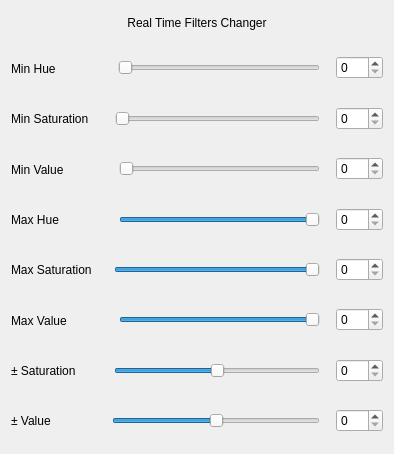
The window that AppleCategorizationPython/ui/filters.ui (8JP8/Projeto1_ESAN-UA_2023-2024) describes before a commit, drawn with Qt 5.
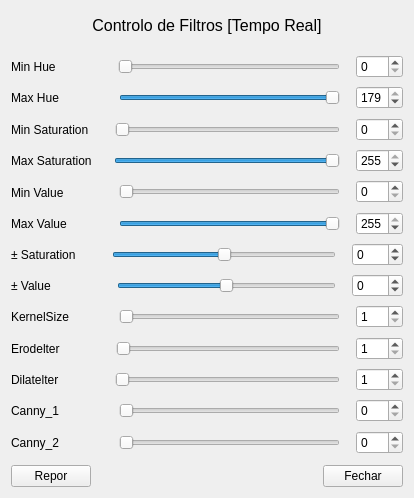
The same window after the commit. Icons and pictures are not drawn.

Commit message: V1.2 Working except the filters that is not implemented yet. The save file functions does not work yet.

Diff of the .ui file:
```diff
--- a/AppleCategorizationPython/ui/filters.ui
+++ b/AppleCategorizationPython/ui/filters.ui
@@ -6,13 +6,13 @@
    <rect>
     <x>0</x>
     <y>0</y>
-    <width>394</width>
-    <height>454</height>
+    <width>414</width>
+    <height>498</height>
    </rect>
   </property>
   <property name="minimumSize">
    <size>
-    <width>260</width>
+    <width>280</width>
     <height>0</height>
    </size>
   </property>
@@ -23,7 +23,7 @@
    <iconset>
     <normaloff>icons/colour.ico</normaloff>icons/colour.ico</iconset>
   </property>
-  <layout class="QVBoxLayout" name="verticalLayout_3">
+  <layout class="QVBoxLayout" name="verticalLayout">
    <item>
     <spacer name="verticalSpacer">
      <property name="orientation">
@@ -41,10 +41,6 @@
     </spacer>
    </item>
    <item>
-    <layout class="QVBoxLayout" name="verticalLayout">
-     <item>
-      <layout class="QHBoxLayout" name="horizontalLayout_9">
-       <item>
         <widget class="QLabel" name="title_lb">
          <property name="sizePolicy">
           <sizepolicy hsizetype="Preferred" vsizetype="Fixed">
@@ -52,6 +48,15 @@
            <verstretch>100</verstretch>
           </sizepolicy>
          </property>
+     <property name="font">
+      <font>
+       <family>MS Shell Dlg 2</family>
+       <pointsize>12</pointsize>
+       <weight>50</weight>
+       <italic>false</italic>
+       <bold>false</bold>
+      </font>
+     </property>
          <property name="layoutDirection">
           <enum>Qt::LeftToRight</enum>
          </property>
@@ -59,7 +64,7 @@
           <string notr="true">font: 12pt &quot;MS Shell Dlg 2&quot;;</string>
          </property>
          <property name="text">
-          <string>Real Time Filters Changer</string>
+      <string>Controlo de Filtros [Tempo Real]</string>
          </property>
          <property name="textFormat">
           <enum>Qt::AutoText</enum>
@@ -69,8 +74,6 @@
          </property>
         </widget>
        </item>
-      </layout>
-     </item>
      <item>
       <spacer name="verticalSpacer_2">
        <property name="orientation">
@@ -82,7 +85,7 @@
        <property name="sizeHint" stdset="0">
         <size>
          <width>20</width>
-         <height>10</height>
+       <height>13</height>
         </size>
        </property>
       </spacer>
@@ -158,6 +161,12 @@
            <verstretch>0</verstretch>
           </sizepolicy>
          </property>
+       <property name="minimumSize">
+        <size>
+         <width>47</width>
+         <height>0</height>
+        </size>
+       </property>
          <property name="inputMethodHints">
           <set>Qt::ImhDigitsOnly</set>
          </property>
@@ -174,6 +183,96 @@
        </item>
       </layout>
      </item>
+   <item>
+    <layout class="QHBoxLayout" name="horizontalLayout_4">
+     <item>
+      <widget class="QLabel" name="maxhue_lb">
+       <property name="sizePolicy">
+        <sizepolicy hsizetype="Preferred" vsizetype="Expanding">
+         <horstretch>0</horstretch>
+         <verstretch>0</verstretch>
+        </sizepolicy>
+       </property>
+       <property name="text">
+        <string>Max Hue             </string>
+       </property>
+      </widget>
+     </item>
+     <item>
+      <spacer name="horizontalSpacer_4">
+       <property name="orientation">
+        <enum>Qt::Horizontal</enum>
+       </property>
+       <property name="sizeType">
+        <enum>QSizePolicy::Preferred</enum>
+       </property>
+       <property name="sizeHint" stdset="0">
+        <size>
+         <width>10</width>
+         <height>20</height>
+        </size>
+       </property>
+      </spacer>
+     </item>
+     <item>
+      <widget class="QSlider" name="maxhue_slider">
+       <property name="maximum">
+        <number>179</number>
+       </property>
+       <property name="value">
+        <number>179</number>
+       </property>
+       <property name="orientation">
+        <enum>Qt::Horizontal</enum>
+       </property>
+      </widget>
+     </item>
+     <item>
+      <spacer name="horizontalSpacer_9">
+       <property name="orientation">
+        <enum>Qt::Horizontal</enum>
+       </property>
+       <property name="sizeType">
+        <enum>QSizePolicy::Preferred</enum>
+       </property>
+       <property name="sizeHint" stdset="0">
+        <size>
+         <width>10</width>
+         <height>20</height>
+        </size>
+       </property>
+      </spacer>
+     </item>
+     <item>
+      <widget class="QSpinBox" name="maxhue_spinbox">
+       <property name="sizePolicy">
+        <sizepolicy hsizetype="Preferred" vsizetype="Fixed">
+         <horstretch>0</horstretch>
+         <verstretch>0</verstretch>
+        </sizepolicy>
+       </property>
+       <property name="minimumSize">
+        <size>
+         <width>47</width>
+         <height>0</height>
+        </size>
+       </property>
+       <property name="inputMethodHints">
+        <set>Qt::ImhDigitsOnly</set>
+       </property>
+       <property name="minimum">
+        <number>0</number>
+       </property>
+       <property name="maximum">
+        <number>179</number>
+       </property>
+       <property name="value">
+        <number>179</number>
+       </property>
+      </widget>
+     </item>
+    </layout>
+   </item>
      <item>
       <layout class="QHBoxLayout" name="horizontalLayout_2">
        <item>
@@ -245,84 +344,12 @@
            <verstretch>0</verstretch>
           </sizepolicy>
          </property>
-         <property name="inputMethodHints">
-          <set>Qt::ImhDigitsOnly</set>
-         </property>
-         <property name="minimum">
-          <number>0</number>
-         </property>
-         <property name="maximum">
-          <number>255</number>
-         </property>
-        </widget>
-       </item>
-      </layout>
-     </item>
-     <item>
-      <layout class="QHBoxLayout" name="horizontalLayout_3">
-       <item>
-        <widget class="QLabel" name="minval_lb">
-         <property name="sizePolicy">
-          <sizepolicy hsizetype="Preferred" vsizetype="Expanding">
-           <horstretch>0</horstretch>
-           <verstretch>0</verstretch>
-          </sizepolicy>
-         </property>
-         <property name="text">
-          <string>Min Value   ⠀      </string>
-         </property>
-        </widget>
-       </item>
-       <item>
-        <spacer name="horizontalSpacer">
-         <property name="orientation">
-          <enum>Qt::Horizontal</enum>
-         </property>
-         <property name="sizeType">
-          <enum>QSizePolicy::Preferred</enum>
-         </property>
-         <property name="sizeHint" stdset="0">
+       <property name="minimumSize">
           <size>
-           <width>10</width>
-           <height>20</height>
-          </size>
-         </property>
-        </spacer>
-       </item>
-       <item>
-        <widget class="QSlider" name="minval_slider">
-         <property name="maximum">
-          <number>255</number>
-         </property>
-         <property name="orientation">
-          <enum>Qt::Horizontal</enum>
-         </property>
-        </widget>
-       </item>
-       <item>
-        <spacer name="horizontalSpacer_10">
-         <property name="orientation">
-          <enum>Qt::Horizontal</enum>
-         </property>
-         <property name="sizeType">
-          <enum>QSizePolicy::Preferred</enum>
-         </property>
-         <property name="sizeHint" stdset="0">
-          <size>
-           <width>10</width>
-           <height>20</height>
-          </size>
-         </property>
-        </spacer>
-       </item>
-       <item>
-        <widget class="QSpinBox" name="minval_spinbox">
-         <property name="sizePolicy">
-          <sizepolicy hsizetype="Preferred" vsizetype="Fixed">
-           <horstretch>0</horstretch>
-           <verstretch>0</verstretch>
-          </sizepolicy>
-         </property>
+         <width>47</width>
+         <height>0</height>
+        </size>
+       </property>
          <property name="inputMethodHints">
           <set>Qt::ImhDigitsOnly</set>
          </property>
@@ -336,87 +363,6 @@
        </item>
       </layout>
      </item>
-     <item>
-      <layout class="QHBoxLayout" name="horizontalLayout_4">
-       <item>
-        <widget class="QLabel" name="maxhue_lb">
-         <property name="sizePolicy">
-          <sizepolicy hsizetype="Preferred" vsizetype="Expanding">
-           <horstretch>0</horstretch>
-           <verstretch>0</verstretch>
-          </sizepolicy>
-         </property>
-         <property name="text">
-          <string>Max Hue             </string>
-         </property>
-        </widget>
-       </item>
-       <item>
-        <spacer name="horizontalSpacer_4">
-         <property name="orientation">
-          <enum>Qt::Horizontal</enum>
-         </property>
-         <property name="sizeType">
-          <enum>QSizePolicy::Preferred</enum>
-         </property>
-         <property name="sizeHint" stdset="0">
-          <size>
-           <width>10</width>
-           <height>20</height>
-          </size>
-         </property>
-        </spacer>
-       </item>
-       <item>
-        <widget class="QSlider" name="maxhue_slider">
-         <property name="maximum">
-          <number>179</number>
-         </property>
-         <property name="value">
-          <number>179</number>
-         </property>
-         <property name="orientation">
-          <enum>Qt::Horizontal</enum>
-         </property>
-        </widget>
-       </item>
-       <item>
-        <spacer name="horizontalSpacer_9">
-         <property name="orientation">
-          <enum>Qt::Horizontal</enum>
-         </property>
-         <property name="sizeType">
-          <enum>QSizePolicy::Preferred</enum>
-         </property>
-         <property name="sizeHint" stdset="0">
-          <size>
-           <width>10</width>
-           <height>20</height>
-          </size>
-         </property>
-        </spacer>
-       </item>
-       <item>
-        <widget class="QSpinBox" name="maxhue_spinbox">
-         <property name="sizePolicy">
-          <sizepolicy hsizetype="Preferred" vsizetype="Fixed">
-           <horstretch>0</horstretch>
-           <verstretch>0</verstretch>
-          </sizepolicy>
-         </property>
-         <property name="inputMethodHints">
-          <set>Qt::ImhDigitsOnly</set>
-         </property>
-         <property name="minimum">
-          <number>0</number>
-         </property>
-         <property name="maximum">
-          <number>179</number>
-         </property>
-        </widget>
-       </item>
-      </layout>
-     </item>
      <item>
       <layout class="QHBoxLayout" name="horizontalLayout_5">
        <item>
@@ -485,6 +431,99 @@
            <verstretch>0</verstretch>
           </sizepolicy>
          </property>
+       <property name="minimumSize">
+        <size>
+         <width>47</width>
+         <height>0</height>
+        </size>
+       </property>
+       <property name="inputMethodHints">
+        <set>Qt::ImhDigitsOnly</set>
+       </property>
+       <property name="minimum">
+        <number>0</number>
+       </property>
+       <property name="maximum">
+        <number>255</number>
+       </property>
+       <property name="value">
+        <number>255</number>
+       </property>
+      </widget>
+     </item>
+    </layout>
+   </item>
+   <item>
+    <layout class="QHBoxLayout" name="horizontalLayout_3">
+     <item>
+      <widget class="QLabel" name="minval_lb">
+       <property name="sizePolicy">
+        <sizepolicy hsizetype="Preferred" vsizetype="Expanding">
+         <horstretch>0</horstretch>
+         <verstretch>0</verstretch>
+        </sizepolicy>
+       </property>
+       <property name="text">
+        <string>Min Value   ⠀      </string>
+       </property>
+      </widget>
+     </item>
+     <item>
+      <spacer name="horizontalSpacer">
+       <property name="orientation">
+        <enum>Qt::Horizontal</enum>
+       </property>
+       <property name="sizeType">
+        <enum>QSizePolicy::Preferred</enum>
+       </property>
+       <property name="sizeHint" stdset="0">
+        <size>
+         <width>10</width>
+         <height>20</height>
+        </size>
+       </property>
+      </spacer>
+     </item>
+     <item>
+      <widget class="QSlider" name="minval_slider">
+       <property name="maximum">
+        <number>255</number>
+       </property>
+       <property name="orientation">
+        <enum>Qt::Horizontal</enum>
+       </property>
+      </widget>
+     </item>
+     <item>
+      <spacer name="horizontalSpacer_10">
+       <property name="orientation">
+        <enum>Qt::Horizontal</enum>
+       </property>
+       <property name="sizeType">
+        <enum>QSizePolicy::Preferred</enum>
+       </property>
+       <property name="sizeHint" stdset="0">
+        <size>
+         <width>10</width>
+         <height>20</height>
+        </size>
+       </property>
+      </spacer>
+     </item>
+     <item>
+      <widget class="QSpinBox" name="minval_spinbox">
+       <property name="sizePolicy">
+        <sizepolicy hsizetype="Preferred" vsizetype="Fixed">
+         <horstretch>0</horstretch>
+         <verstretch>0</verstretch>
+        </sizepolicy>
+       </property>
+       <property name="minimumSize">
+        <size>
+         <width>47</width>
+         <height>0</height>
+        </size>
+       </property>
          <property name="inputMethodHints">
           <set>Qt::ImhDigitsOnly</set>
          </property>
@@ -569,6 +608,12 @@
            <verstretch>0</verstretch>
           </sizepolicy>
          </property>
+       <property name="minimumSize">
+        <size>
+         <width>47</width>
+         <height>0</height>
+        </size>
+       </property>
          <property name="inputMethodHints">
           <set>Qt::ImhDigitsOnly</set>
          </property>
@@ -578,6 +623,9 @@
          <property name="maximum">
           <number>255</number>
          </property>
+       <property name="value">
+        <number>255</number>
+       </property>
         </widget>
        </item>
       </layout>
@@ -593,7 +641,7 @@
           </sizepolicy>
          </property>
          <property name="text">
-          <string>± Saturation ⠀   </string>
+        <string>± Saturation      </string>
          </property>
         </widget>
        </item>
@@ -653,11 +701,17 @@
            <verstretch>0</verstretch>
           </sizepolicy>
          </property>
+       <property name="minimumSize">
+        <size>
+         <width>47</width>
+         <height>0</height>
+        </size>
+       </property>
          <property name="inputMethodHints">
           <set>Qt::ImhDigitsOnly</set>
          </property>
          <property name="minimum">
-          <number>0</number>
+        <number>-255</number>
          </property>
          <property name="maximum">
           <number>255</number>
@@ -669,10 +723,7 @@
      <item>
       <layout class="QHBoxLayout" name="horizontalLayout_8">
        <item>
-        <widget class="QLabel" name="addsubval_lb">
-         <property name="enabled">
-          <bool>true</bool>
-         </property>
+      <widget class="QLabel" name="addsubsat_lb_2">
          <property name="sizePolicy">
           <sizepolicy hsizetype="Preferred" vsizetype="Expanding">
            <horstretch>0</horstretch>
@@ -680,12 +731,12 @@
           </sizepolicy>
          </property>
          <property name="text">
-          <string>± Value                 </string>
+        <string>± Value               </string>
          </property>
         </widget>
        </item>
        <item>
-        <spacer name="horizontalSpacer_15">
+      <spacer name="horizontalSpacer_17">
          <property name="orientation">
           <enum>Qt::Horizontal</enum>
          </property>
@@ -740,11 +791,17 @@
            <verstretch>0</verstretch>
           </sizepolicy>
          </property>
+       <property name="minimumSize">
+        <size>
+         <width>47</width>
+         <height>0</height>
+        </size>
+       </property>
          <property name="inputMethodHints">
           <set>Qt::ImhDigitsOnly</set>
          </property>
          <property name="minimum">
-          <number>0</number>
+        <number>-255</number>
          </property>
          <property name="maximum">
           <number>255</number>
@@ -752,6 +809,504 @@
         </widget>
        </item>
       </layout>
+   </item>
+   <item>
+    <layout class="QHBoxLayout" name="horizontalLayout_11">
+     <item>
+      <widget class="QLabel" name="kernelsize_lb">
+       <property name="sizePolicy">
+        <sizepolicy hsizetype="Preferred" vsizetype="Expanding">
+         <horstretch>0</horstretch>
+         <verstretch>0</verstretch>
+        </sizepolicy>
+       </property>
+       <property name="text">
+        <string>KernelSize          </string>
+       </property>
+      </widget>
+     </item>
+     <item>
+      <spacer name="horizontalSpacer_19">
+       <property name="orientation">
+        <enum>Qt::Horizontal</enum>
+       </property>
+       <property name="sizeType">
+        <enum>QSizePolicy::Preferred</enum>
+       </property>
+       <property name="sizeHint" stdset="0">
+        <size>
+         <width>10</width>
+         <height>20</height>
+        </size>
+       </property>
+      </spacer>
+     </item>
+     <item>
+      <widget class="QSlider" name="kernelsize_slider">
+       <property name="minimum">
+        <number>1</number>
+       </property>
+       <property name="maximum">
+        <number>30</number>
+       </property>
+       <property name="pageStep">
+        <number>1</number>
+       </property>
+       <property name="value">
+        <number>1</number>
+       </property>
+       <property name="orientation">
+        <enum>Qt::Horizontal</enum>
+       </property>
+      </widget>
+     </item>
+     <item>
+      <spacer name="horizontalSpacer_20">
+       <property name="orientation">
+        <enum>Qt::Horizontal</enum>
+       </property>
+       <property name="sizeType">
+        <enum>QSizePolicy::Preferred</enum>
+       </property>
+       <property name="sizeHint" stdset="0">
+        <size>
+         <width>10</width>
+         <height>20</height>
+        </size>
+       </property>
+      </spacer>
+     </item>
+     <item>
+      <widget class="QSpinBox" name="kernelsize_spinbox">
+       <property name="sizePolicy">
+        <sizepolicy hsizetype="Preferred" vsizetype="Fixed">
+         <horstretch>0</horstretch>
+         <verstretch>0</verstretch>
+        </sizepolicy>
+       </property>
+       <property name="minimumSize">
+        <size>
+         <width>47</width>
+         <height>0</height>
+        </size>
+       </property>
+       <property name="inputMethodHints">
+        <set>Qt::ImhDigitsOnly</set>
+       </property>
+       <property name="minimum">
+        <number>1</number>
+       </property>
+       <property name="maximum">
+        <number>30</number>
+       </property>
+      </widget>
+     </item>
+    </layout>
+   </item>
+   <item>
+    <layout class="QHBoxLayout" name="horizontalLayout_12">
+     <item>
+      <widget class="QLabel" name="erodelter_lb">
+       <property name="sizePolicy">
+        <sizepolicy hsizetype="Preferred" vsizetype="Expanding">
+         <horstretch>0</horstretch>
+         <verstretch>0</verstretch>
+        </sizepolicy>
+       </property>
+       <property name="text">
+        <string>Erodelter            </string>
+       </property>
+      </widget>
+     </item>
+     <item>
+      <spacer name="horizontalSpacer_21">
+       <property name="orientation">
+        <enum>Qt::Horizontal</enum>
+       </property>
+       <property name="sizeType">
+        <enum>QSizePolicy::Preferred</enum>
+       </property>
+       <property name="sizeHint" stdset="0">
+        <size>
+         <width>10</width>
+         <height>20</height>
+        </size>
+       </property>
+      </spacer>
+     </item>
+     <item>
+      <widget class="QSlider" name="erodelter_slider">
+       <property name="minimum">
+        <number>1</number>
+       </property>
+       <property name="maximum">
+        <number>5</number>
+       </property>
+       <property name="value">
+        <number>1</number>
+       </property>
+       <property name="orientation">
+        <enum>Qt::Horizontal</enum>
+       </property>
+      </widget>
+     </item>
+     <item>
+      <spacer name="horizontalSpacer_22">
+       <property name="orientation">
+        <enum>Qt::Horizontal</enum>
+       </property>
+       <property name="sizeType">
+        <enum>QSizePolicy::Preferred</enum>
+       </property>
+       <property name="sizeHint" stdset="0">
+        <size>
+         <width>10</width>
+         <height>20</height>
+        </size>
+       </property>
+      </spacer>
+     </item>
+     <item>
+      <widget class="QSpinBox" name="erodelter_spinbox">
+       <property name="sizePolicy">
+        <sizepolicy hsizetype="Preferred" vsizetype="Fixed">
+         <horstretch>0</horstretch>
+         <verstretch>0</verstretch>
+        </sizepolicy>
+       </property>
+       <property name="minimumSize">
+        <size>
+         <width>47</width>
+         <height>0</height>
+        </size>
+       </property>
+       <property name="inputMethodHints">
+        <set>Qt::ImhDigitsOnly</set>
+       </property>
+       <property name="minimum">
+        <number>1</number>
+       </property>
+       <property name="maximum">
+        <number>5</number>
+       </property>
+      </widget>
+     </item>
+    </layout>
+   </item>
+   <item>
+    <layout class="QHBoxLayout" name="horizontalLayout_15">
+     <item>
+      <widget class="QLabel" name="dilatelter_lb">
+       <property name="sizePolicy">
+        <sizepolicy hsizetype="Preferred" vsizetype="Expanding">
+         <horstretch>0</horstretch>
+         <verstretch>0</verstretch>
+        </sizepolicy>
+       </property>
+       <property name="text">
+        <string>Dilatelter            </string>
+       </property>
+      </widget>
+     </item>
+     <item>
+      <spacer name="horizontalSpacer_27">
+       <property name="orientation">
+        <enum>Qt::Horizontal</enum>
+       </property>
+       <property name="sizeType">
+        <enum>QSizePolicy::Preferred</enum>
+       </property>
+       <property name="sizeHint" stdset="0">
+        <size>
+         <width>10</width>
+         <height>20</height>
+        </size>
+       </property>
+      </spacer>
+     </item>
+     <item>
+      <widget class="QSlider" name="dilatelter_slider">
+       <property name="minimum">
+        <number>1</number>
+       </property>
+       <property name="maximum">
+        <number>5</number>
+       </property>
+       <property name="value">
+        <number>1</number>
+       </property>
+       <property name="orientation">
+        <enum>Qt::Horizontal</enum>
+       </property>
+      </widget>
+     </item>
+     <item>
+      <spacer name="horizontalSpacer_28">
+       <property name="orientation">
+        <enum>Qt::Horizontal</enum>
+       </property>
+       <property name="sizeType">
+        <enum>QSizePolicy::Preferred</enum>
+       </property>
+       <property name="sizeHint" stdset="0">
+        <size>
+         <width>10</width>
+         <height>20</height>
+        </size>
+       </property>
+      </spacer>
+     </item>
+     <item>
+      <widget class="QSpinBox" name="dilatelter_spinbox">
+       <property name="sizePolicy">
+        <sizepolicy hsizetype="Preferred" vsizetype="Fixed">
+         <horstretch>0</horstretch>
+         <verstretch>0</verstretch>
+        </sizepolicy>
+       </property>
+       <property name="minimumSize">
+        <size>
+         <width>47</width>
+         <height>0</height>
+        </size>
+       </property>
+       <property name="inputMethodHints">
+        <set>Qt::ImhDigitsOnly</set>
+       </property>
+       <property name="minimum">
+        <number>1</number>
+       </property>
+       <property name="maximum">
+        <number>5</number>
+       </property>
+      </widget>
+     </item>
+    </layout>
+   </item>
+   <item>
+    <layout class="QHBoxLayout" name="horizontalLayout_14">
+     <item>
+      <widget class="QLabel" name="canny1_lb">
+       <property name="sizePolicy">
+        <sizepolicy hsizetype="Preferred" vsizetype="Expanding">
+         <horstretch>0</horstretch>
+         <verstretch>0</verstretch>
+        </sizepolicy>
+       </property>
+       <property name="text">
+        <string>Canny_1             </string>
+       </property>
+      </widget>
+     </item>
+     <item>
+      <spacer name="horizontalSpacer_25">
+       <property name="orientation">
+        <enum>Qt::Horizontal</enum>
+       </property>
+       <property name="sizeType">
+        <enum>QSizePolicy::Preferred</enum>
+       </property>
+       <property name="sizeHint" stdset="0">
+        <size>
+         <width>10</width>
+         <height>20</height>
+        </size>
+       </property>
+      </spacer>
+     </item>
+     <item>
+      <widget class="QSlider" name="canny1_slider">
+       <property name="minimum">
+        <number>0</number>
+       </property>
+       <property name="maximum">
+        <number>200</number>
+       </property>
+       <property name="value">
+        <number>0</number>
+       </property>
+       <property name="orientation">
+        <enum>Qt::Horizontal</enum>
+       </property>
+      </widget>
+     </item>
+     <item>
+      <spacer name="horizontalSpacer_26">
+       <property name="orientation">
+        <enum>Qt::Horizontal</enum>
+       </property>
+       <property name="sizeType">
+        <enum>QSizePolicy::Preferred</enum>
+       </property>
+       <property name="sizeHint" stdset="0">
+        <size>
+         <width>10</width>
+         <height>20</height>
+        </size>
+       </property>
+      </spacer>
+     </item>
+     <item>
+      <widget class="QSpinBox" name="canny1_spinbox">
+       <property name="sizePolicy">
+        <sizepolicy hsizetype="Preferred" vsizetype="Fixed">
+         <horstretch>0</horstretch>
+         <verstretch>0</verstretch>
+        </sizepolicy>
+       </property>
+       <property name="minimumSize">
+        <size>
+         <width>47</width>
+         <height>0</height>
+        </size>
+       </property>
+       <property name="inputMethodHints">
+        <set>Qt::ImhDigitsOnly</set>
+       </property>
+       <property name="minimum">
+        <number>0</number>
+       </property>
+       <property name="maximum">
+        <number>200</number>
+       </property>
+      </widget>
+     </item>
+    </layout>
+   </item>
+   <item>
+    <layout class="QHBoxLayout" name="horizontalLayout_13">
+     <item>
+      <widget class="QLabel" name="canny2_lb">
+       <property name="sizePolicy">
+        <sizepolicy hsizetype="Preferred" vsizetype="Expanding">
+         <horstretch>0</horstretch>
+         <verstretch>0</verstretch>
+        </sizepolicy>
+       </property>
+       <property name="text">
+        <string>Canny_2             </string>
+       </property>
+      </widget>
+     </item>
+     <item>
+      <spacer name="horizontalSpacer_23">
+       <property name="orientation">
+        <enum>Qt::Horizontal</enum>
+       </property>
+       <property name="sizeType">
+        <enum>QSizePolicy::Preferred</enum>
+       </property>
+       <property name="sizeHint" stdset="0">
+        <size>
+         <width>10</width>
+         <height>20</height>
+        </size>
+       </property>
+      </spacer>
+     </item>
+     <item>
+      <widget class="QSlider" name="canny2_slider">
+       <property name="minimum">
+        <number>0</number>
+       </property>
+       <property name="maximum">
+        <number>500</number>
+       </property>
+       <property name="value">
+        <number>0</number>
+       </property>
+       <property name="orientation">
+        <enum>Qt::Horizontal</enum>
+       </property>
+      </widget>
+     </item>
+     <item>
+      <spacer name="horizontalSpacer_24">
+       <property name="orientation">
+        <enum>Qt::Horizontal</enum>
+       </property>
+       <property name="sizeType">
+        <enum>QSizePolicy::Preferred</enum>
+       </property>
+       <property name="sizeHint" stdset="0">
+        <size>
+         <width>10</width>
+         <height>20</height>
+        </size>
+       </property>
+      </spacer>
+     </item>
+     <item>
+      <widget class="QSpinBox" name="canny2_spinbox">
+       <property name="sizePolicy">
+        <sizepolicy hsizetype="Preferred" vsizetype="Fixed">
+         <horstretch>0</horstretch>
+         <verstretch>0</verstretch>
+        </sizepolicy>
+       </property>
+       <property name="minimumSize">
+        <size>
+         <width>47</width>
+         <height>0</height>
+        </size>
+       </property>
+       <property name="inputMethodHints">
+        <set>Qt::ImhDigitsOnly</set>
+       </property>
+       <property name="minimum">
+        <number>0</number>
+       </property>
+       <property name="maximum">
+        <number>500</number>
+       </property>
+      </widget>
+     </item>
+    </layout>
+   </item>
+   <item>
+    <spacer name="verticalSpacer_4">
+     <property name="orientation">
+      <enum>Qt::Vertical</enum>
+     </property>
+     <property name="sizeType">
+      <enum>QSizePolicy::Preferred</enum>
+     </property>
+     <property name="sizeHint" stdset="0">
+      <size>
+       <width>20</width>
+       <height>4</height>
+      </size>
+     </property>
+    </spacer>
+   </item>
+   <item>
+    <layout class="QHBoxLayout" name="horizontalLayout_10">
+     <item>
+      <widget class="QPushButton" name="reset_bt">
+       <property name="text">
+        <string>Repor</string>
+       </property>
+      </widget>
+     </item>
+     <item>
+      <spacer name="horizontalSpacer_15">
+       <property name="orientation">
+        <enum>Qt::Horizontal</enum>
+       </property>
+       <property name="sizeHint" stdset="0">
+        <size>
+         <width>40</width>
+         <height>20</height>
+        </size>
+       </property>
+      </spacer>
+     </item>
+     <item>
+      <widget class="QPushButton" name="close_bt">
+       <property name="text">
+        <string>Fechar</string>
+       </property>
+      </widget>
      </item>
     </layout>
    </item>
```
Left out of the diff: 8 changed lines with no effect on the pictures. Lines whose indentation alone changed are shown as unchanged. The commit also changes 14 other files.
